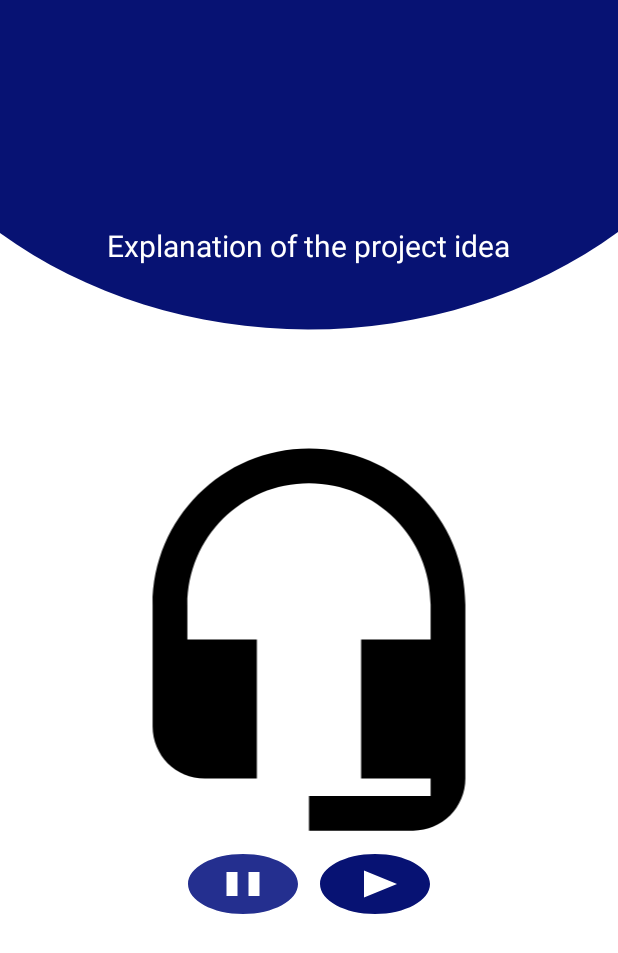
After one commit to MOHAMEDMEDOHEMEDA/flash-list-app-, an Android app: the DeveloperAudio screen opened directly, with no data from a screen before it, on a phone screen of 412 x 824 dp. The commit adds this screen. Shown: the top 953 px of the screen. Run offline under Robolectric (Android 15) with nearby library versions, the phone set to English and light mode, and no system bars.

Commit message:
Merge branch 'main' of C:\Users\Admin\Desktop\MobileProject with conflicts.

```diff
--- /dev/null
+++ b/app/src/main/java/com/example/myapplication/DeveloperAudio.java
@@ -0,0 +1,35 @@
+package com.example.myapplication;
+
+import androidx.appcompat.app.AppCompatActivity;
+
+import android.content.Intent;
+import android.os.Bundle;
+import android.view.View;
+import android.widget.Button;
+
+public class DeveloperAudio extends AppCompatActivity implements View.OnClickListener{
+    Button buttonStart, buttonStop;
+    @Override
+    protected void onCreate(Bundle savedInstanceState) {
+        super.onCreate(savedInstanceState);
+        setContentView(R.layout.activity_developer_audio);
+
+        buttonStart= (Button) findViewById(R.id.buttonStart);
+        buttonStop= (Button) findViewById(R.id.buttonStop);
+        buttonStart.setOnClickListener(this);
+        buttonStop.setOnClickListener(this);
+    }
+
+    @Override
+    public void onClick(View src) {
+        switch (src.getId()) {
+            case R.id.buttonStart:
+                startService(new Intent(this, MyService.class));
+                break;
+
+            case R.id.buttonStop:
+                stopService(new Intent(this, MyService.class));
+                break;
+        }
+    }
+}
--- a/app/src/main/java/com/example/myapplication/MainActivity.java
+++ b/app/src/main/java/com/example/myapplication/MainActivity.java
@@ -54,6 +54,7 @@ public class MainActivity extends AppCompatActivity implements NavigationView.On
     DrawerLayout drawerLayout;
     NavigationView navigationView;
     Toolbar toolbar;
+
     @Override
     protected void onCreate(Bundle savedInstanceState) {
         super.onCreate(savedInstanceState);
@@ -307,7 +308,7 @@ public class MainActivity extends AppCompatActivity implements NavigationView.On
     public boolean onNavigationItemSelected(@NonNull MenuItem menuItem) {
         switch (menuItem.getItemId()){
             case R.id.DeveloperId:
-                Intent intent = new Intent(MainActivity.this, MainActivityDevelopers.class);
+                Intent intent = new Intent(MainActivity.this,ActivityChoice.class);
                 startActivity(intent);
                 break;
             case R.id.UserInfo:
--- /dev/null
+++ b/app/src/main/res/drawable/ic_headset.xml
@@ -0,0 +1,5 @@
+<vector android:height="24dp" android:tint="#000000"
+    android:viewportHeight="24" android:viewportWidth="24"
+    android:width="24dp" xmlns:android="http://schemas.android.com/apk/res/android">
+    <path android:fillColor="@android:color/white" android:pathData="M12,1c-4.97,0 -9,4.03 -9,9v7c0,1.66 1.34,3 3,3h3v-8H5v-2c0,-3.87 3.13,-7 7,-7s7,3.13 7,7v2h-4v8h4v1h-7v2h6c1.66,0 3,-1.34 3,-3V10c0,-4.97 -4.03,-9 -9,-9z"/>
+</vector>
--- /dev/null
+++ b/app/src/main/res/drawable/ic_pause.xml
@@ -0,0 +1,5 @@
+<vector android:height="24dp" android:tint="#242F8F"
+    android:viewportHeight="24" android:viewportWidth="24"
+    android:width="24dp" xmlns:android="http://schemas.android.com/apk/res/android">
+    <path android:fillColor="@android:color/white" android:pathData="M12,2C6.48,2 2,6.48 2,12s4.48,10 10,10 10,-4.48 10,-10S17.52,2 12,2zM11,16L9,16L9,8h2v8zM15,16h-2L13,8h2v8z"/>
+</vector>
--- /dev/null
+++ b/app/src/main/res/drawable/ic_play.xml
@@ -0,0 +1,5 @@
+<vector android:height="24dp" android:tint="#071273"
+    android:viewportHeight="24" android:viewportWidth="24"
+    android:width="24dp" xmlns:android="http://schemas.android.com/apk/res/android">
+    <path android:fillColor="@android:color/white" android:pathData="M12,2C6.48,2 2,6.48 2,12s4.48,10 10,10 10,-4.48 10,-10S17.52,2 12,2zM10,16.5v-9l6,4.5 -6,4.5z"/>
+</vector>
--- /dev/null
+++ b/app/src/main/res/layout/activity_developer_audio.xml
@@ -0,0 +1,45 @@
+<?xml version="1.0" encoding="utf-8"?>
+<LinearLayout xmlns:android="http://schemas.android.com/apk/res/android"
+    xmlns:app="http://schemas.android.com/apk/res-auto"
+    xmlns:tools="http://schemas.android.com/tools"
+    android:layout_width="match_parent"
+    android:layout_height="match_parent"
+    tools:context=".DeveloperAudio"
+    android:orientation="vertical"
+    android:gravity="center"
+    android:background="@drawable/backlog">
+    <TextView
+        android:layout_width="wrap_content"
+        android:layout_height="wrap_content"
+        android:id="@+id/text1"
+        android:text="Explanation of the project idea"
+        android:layout_marginBottom="110dp"
+        android:textColor="@color/white"
+        android:textSize="20dp"/>
+
+
+    <ImageView
+        android:id="@+id/imageView4"
+        android:layout_width="match_parent"
+        android:layout_height="278dp"
+        app:srcCompat="@drawable/ic_headset"/>
+
+    <LinearLayout
+        android:layout_width="match_parent"
+        android:layout_height="wrap_content"
+        android:orientation="horizontal"
+        android:gravity="center"
+        android:layout_marginBottom="60dp">
+        <androidx.appcompat.widget.AppCompatButton
+            android:id="@+id/buttonStart"
+            android:layout_width="wrap_content"
+            android:layout_height="wrap_content"
+            android:background="@drawable/ic_pause" />
+
+        <androidx.appcompat.widget.AppCompatButton
+            android:id="@+id/buttonStop"
+            android:layout_width="wrap_content"
+            android:layout_height="wrap_content"
+            android:background="@drawable/ic_play" />
+    </LinearLayout>
+</LinearLayout>
```
Also changed, not shown: app/src/main/AndroidManifest.xml (+26 -11 lines), app/src/main/java/com/example/myapplication/ActivityChoice.java (added, +36 -0 lines), app/src/main/java/com/example/myapplication/MyService.java (added, +33 -0 lines), app/src/main/java/com/example/myapplication/RegisterActivity.java (+5 -9 lines), app/src/main/res/layout/activity_choice.xml (added, +30 -0 lines), app/src/main/res/drawable-v24/img.png (added), app/src/main/res/drawable-v24/img_1.png (added), 1 other file.
